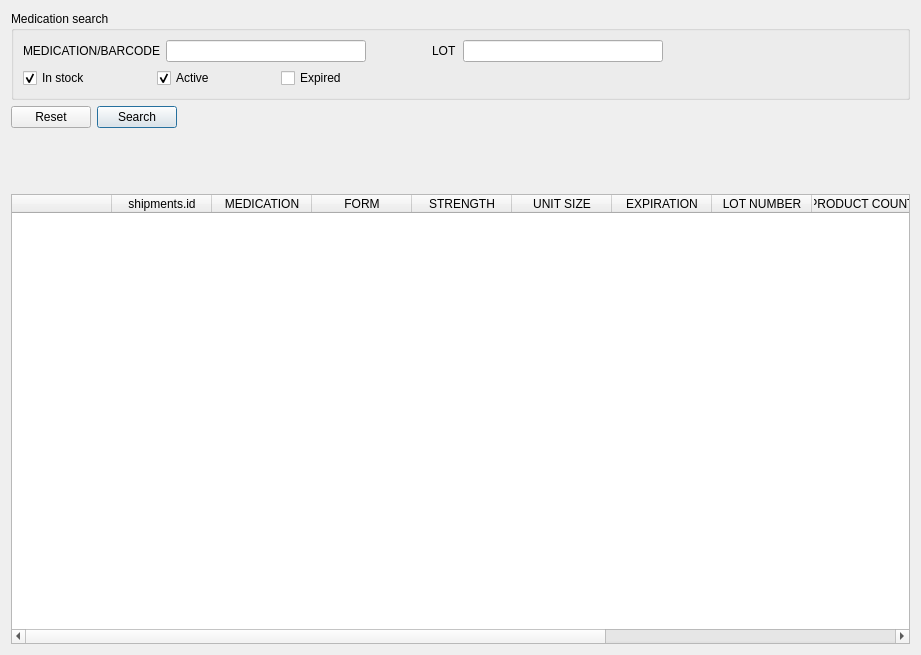
First picture: the form in core/inventoryframe.ui, repository kyledevans/Medicine-Track, before the edit.
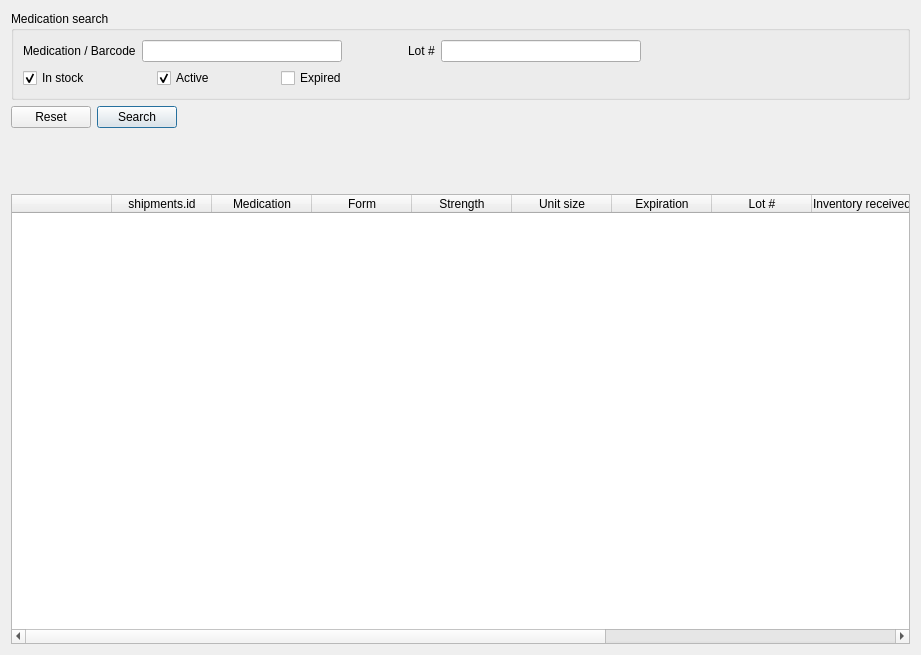
Second picture: the form after the edit. Custom widgets are drawn as their Qt base class.

Patch:
```diff
--- a/core/inventoryframe.ui
+++ b/core/inventoryframe.ui
@@ -31,7 +31,7 @@
            <string comment="MEDICATION/BARCODE SEARCH TOOLTIP">MEDICATION/BARCODE</string>
           </property>
           <property name="text">
-           <string comment="MEDICATION/BARCODE SEARCH LABEL">MEDICATION/BARCODE</string>
+           <string notr="true">Medication / Barcode</string>
           </property>
          </widget>
         </item>
@@ -76,7 +76,7 @@
            <string comment="LOT SEARCH TOOLTIP">LOT</string>
           </property>
           <property name="text">
-           <string comment="LOT SEARCH LABEL">LOT</string>
+           <string notr="true">Lot #</string>
           </property>
          </widget>
         </item>
@@ -284,7 +284,7 @@
      </column>
      <column>
       <property name="text">
-       <string comment="MEDICATION DISPLAY LABEL">MEDICATION</string>
+       <string notr="true">Medication</string>
       </property>
       <property name="toolTip">
        <string comment="MEDICATION DISPLAY TOOLTIP">MEDICATION</string>
@@ -292,7 +292,7 @@
      </column>
      <column>
       <property name="text">
-       <string comment="FORM DISPLAY LABEL">FORM</string>
+       <string notr="true">Form</string>
       </property>
       <property name="toolTip">
        <string comment="FORM DISPLAY TOOLTIP">FORM</string>
@@ -300,7 +300,7 @@
      </column>
      <column>
       <property name="text">
-       <string comment="STRENGTH DISPLAY LABEL">STRENGTH</string>
+       <string notr="true">Strength</string>
       </property>
       <property name="toolTip">
        <string comment="STRENGTH DISPLAY TOOLTIP">STRENGTH</string>
@@ -308,7 +308,7 @@
      </column>
      <column>
       <property name="text">
-       <string comment="UNIT SIZE DISPLAY LABEL">UNIT SIZE</string>
+       <string notr="true">Unit size</string>
       </property>
       <property name="toolTip">
        <string comment="UNIT SIZE DISPLAY TOOLTIP">UNIT SIZE</string>
@@ -316,7 +316,7 @@
      </column>
      <column>
       <property name="text">
-       <string comment="EXPIRATION DISPLAY LABEL">EXPIRATION</string>
+       <string notr="true">Expiration</string>
       </property>
       <property name="toolTip">
        <string comment="EXPIRATION DISPLAY TOOLTIP">EXPIRATION</string>
@@ -324,7 +324,7 @@
      </column>
      <column>
       <property name="text">
-       <string comment="LOT DISPLAY LABEL">LOT NUMBER</string>
+       <string notr="true">Lot #</string>
       </property>
       <property name="toolTip">
        <string comment="LOT DISPLAY TOOLTIP">LOT</string>
@@ -332,7 +332,7 @@
      </column>
      <column>
       <property name="text">
-       <string comment="PRODUCT COUNT DISPLAY LABEL">PRODUCT COUNT</string>
+       <string notr="true">Inventory received</string>
       </property>
       <property name="toolTip">
        <string comment="PRODUCT COUNT DISPLAY TOOLTIP">PRODUCT COUNT</string>
@@ -340,7 +340,7 @@
      </column>
      <column>
       <property name="text">
-       <string comment="PRODUCT LEFT DISPLAY LABEL">PRODUCT LEFT</string>
+       <string notr="true">Inventory left</string>
       </property>
       <property name="toolTip">
        <string comment="PRODUCT LEFT DISPLAY TOOLTIP">PRODUCT LEFT</string>
@@ -348,7 +348,7 @@
      </column>
      <column>
       <property name="text">
-       <string comment="WRITE OFF DISPLAY LABEL">WRITE OFF</string>
+       <string notr="true">Write off</string>
       </property>
       <property name="toolTip">
        <string comment="WRITE OFF DISPLAY TOOLTIP">WRITE OFF</string>
@@ -356,7 +356,7 @@
      </column>
      <column>
       <property name="text">
-       <string comment="SHIPMENT ACTIVE DISPLAY LABEL">SHIPMENT ACTIVE</string>
+       <string notr="true">Status</string>
       </property>
       <property name="toolTip">
        <string comment="SHIPMENT ACTIVE DISPLAY TOOLTIP">SHIPMENT ACTIVE</string>
```
Left out of the diff: 28 changed lines with no effect on the pictures.
